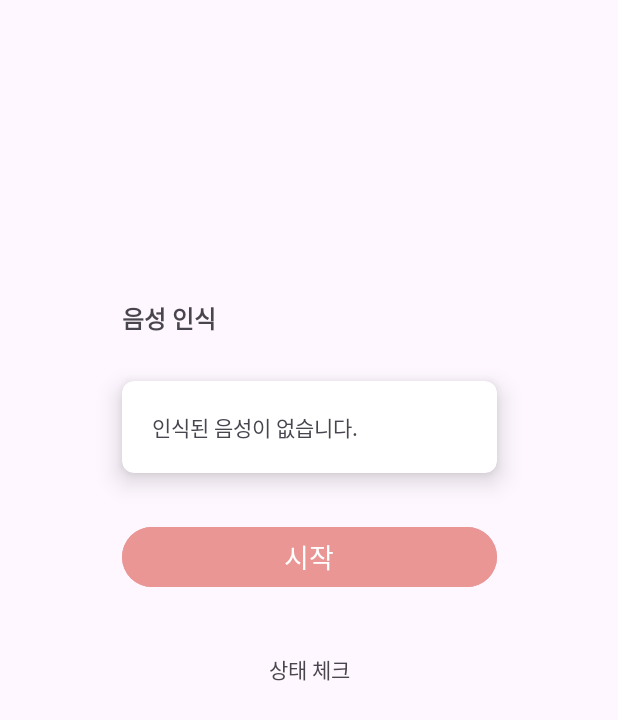
After one commit to GDSC-SWU/2024-VishingGuard-SolutionChallenge, an Android app: the layout activity_audio.xml on its own in the app's theme, with its tools: preview values and no code run, on a phone screen of 412 x 824 dp. The commit adds this screen. Shown: the top 720 px of the screen. Run offline under Robolectric (Android 15) with nearby library versions, the light colour scheme and no system bars.

Commit message:
ui: Add audio string (#5)

```diff
--- /dev/null
+++ b/frontend/app/src/main/res/layout/activity_audio.xml
@@ -0,0 +1,66 @@
+<?xml version="1.0" encoding="utf-8"?>
+<androidx.constraintlayout.widget.ConstraintLayout xmlns:android="http://schemas.android.com/apk/res/android"
+    xmlns:app="http://schemas.android.com/apk/res-auto"
+    xmlns:tools="http://schemas.android.com/tools"
+    android:layout_width="match_parent"
+    android:layout_height="match_parent"
+    tools:context=".vishing.VishingActivity">
+
+    <TextView
+        android:id="@+id/tv_audio_title"
+        android:layout_width="wrap_content"
+        android:layout_height="wrap_content"
+        android:layout_marginTop="200dp"
+        android:text="@string/tv_audio_title"
+        android:textSize="16sp"
+        android:textStyle="bold"
+        app:layout_constraintStart_toStartOf="@+id/cardView"
+        app:layout_constraintTop_toTopOf="parent" />
+
+    <androidx.cardview.widget.CardView
+        android:id="@+id/cardView"
+        android:layout_width="250dp"
+        android:layout_height="wrap_content"
+        android:layout_marginTop="30dp"
+        android:elevation="3dp"
+        android:padding="20dp"
+        app:cardCornerRadius="8dp"
+        app:cardElevation="10dp"
+        app:layout_constraintEnd_toEndOf="parent"
+        app:layout_constraintStart_toStartOf="parent"
+        app:layout_constraintTop_toBottomOf="@+id/tv_audio_title">
+
+        <TextView
+            android:id="@+id/tv_speech"
+            android:layout_width="wrap_content"
+            android:layout_height="wrap_content"
+            android:layout_margin="20dp"
+            android:text="@string/tv_speech"
+            app:layout_constraintBottom_toBottomOf="parent"
+            app:layout_constraintEnd_toEndOf="parent"
+            app:layout_constraintStart_toStartOf="parent"
+            app:layout_constraintTop_toTopOf="parent" />
+    </androidx.cardview.widget.CardView>
+
+    <Button
+        android:id="@+id/btn_speech"
+        android:layout_width="0dp"
+        android:layout_height="wrap_content"
+        android:layout_marginTop="32dp"
+        android:text="@string/btn_speech"
+        android:textSize="18sp"
+        android:backgroundTint="#E99695"
+        app:layout_constraintEnd_toEndOf="@+id/cardView"
+        app:layout_constraintStart_toStartOf="@+id/cardView"
+        app:layout_constraintTop_toBottomOf="@+id/cardView" />
+
+    <TextView
+        android:id="@+id/tv_state"
+        android:layout_width="wrap_content"
+        android:layout_height="wrap_content"
+        android:layout_marginTop="40dp"
+        android:text="@string/tv_state"
+        app:layout_constraintEnd_toEndOf="parent"
+        app:layout_constraintStart_toStartOf="parent"
+        app:layout_constraintTop_toBottomOf="@+id/btn_speech" />
+</androidx.constraintlayout.widget.ConstraintLayout>
--- a/frontend/app/src/main/res/values/strings.xml
+++ b/frontend/app/src/main/res/values/strings.xml
@@ -4,4 +4,10 @@
     <!--sms text-->
     <string name="tv_sms_title">Message</string>
     <string name="tv_message">수신된 문자가 없습니다.</string>
+ui
+    <!--audio text-->
+    <string name="tv_audio_title">음성 인식</string>
+    <string name="btn_speech">시작</string>
+    <string name="tv_speech">인식된 음성이 없습니다.</string>
+    <string name="tv_state">상태 체크</string>
 </resources>
```
